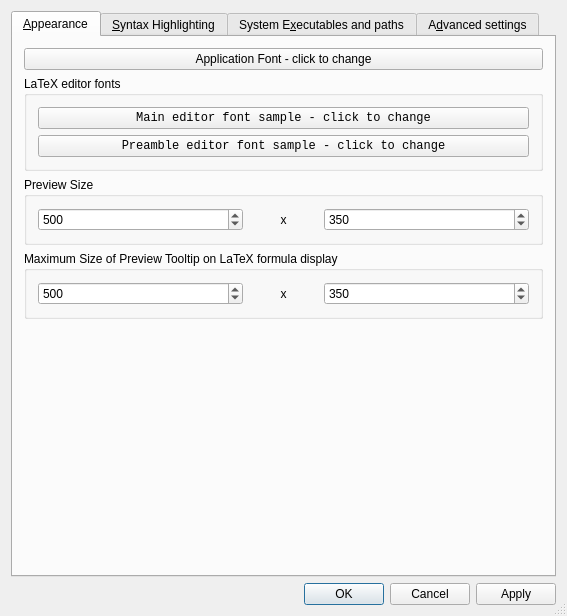
Before: the Qt Designer form src/klfsettingsui.ui in CryFeiFei/klatexformula, drawn with Qt 5.
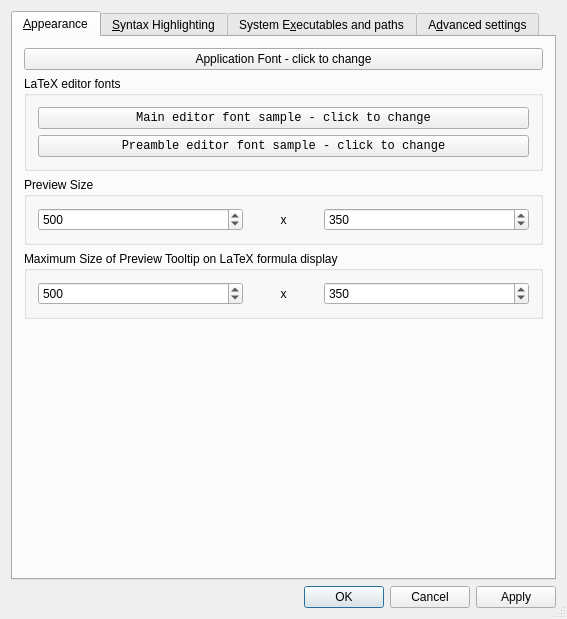
After: the same form once the commit is applied. Icons and pictures are not drawn. Custom widgets are drawn as their Qt base class.

```diff
--- a/src/klfsettingsui.ui
+++ b/src/klfsettingsui.ui
@@ -10,7 +10,7 @@
     <x>0</x>
     <y>0</y>
     <width>567</width>
-    <height>616</height>
+    <height>619</height>
    </rect>
   </property>
   <property name="minimumSize" >
```
